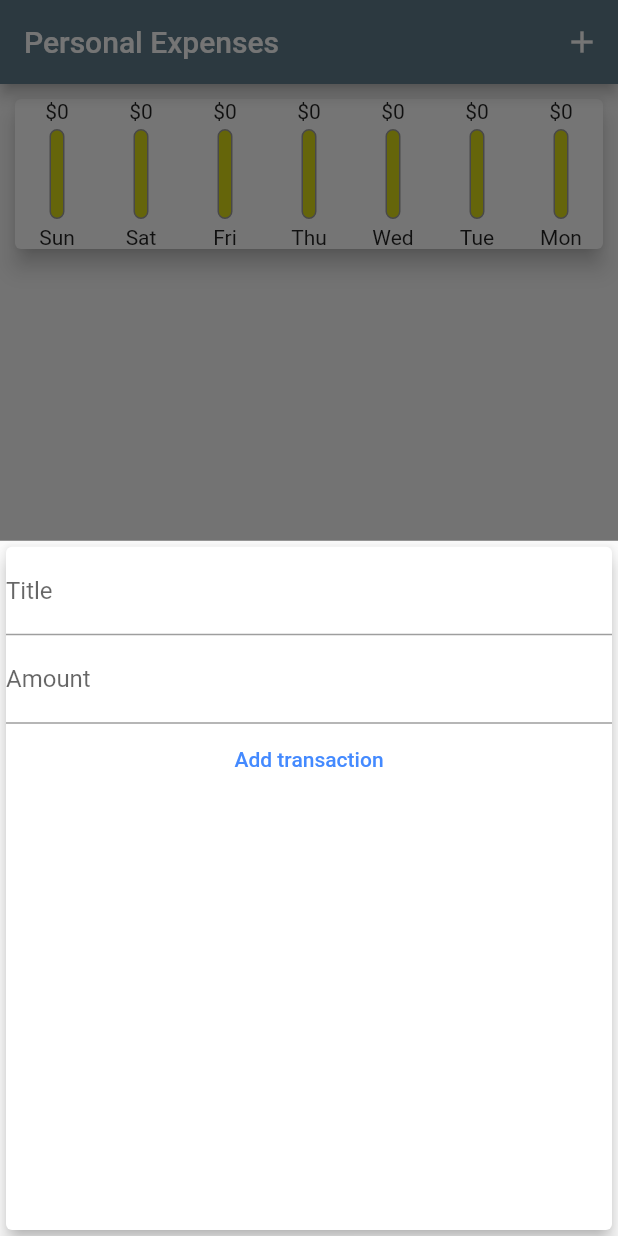
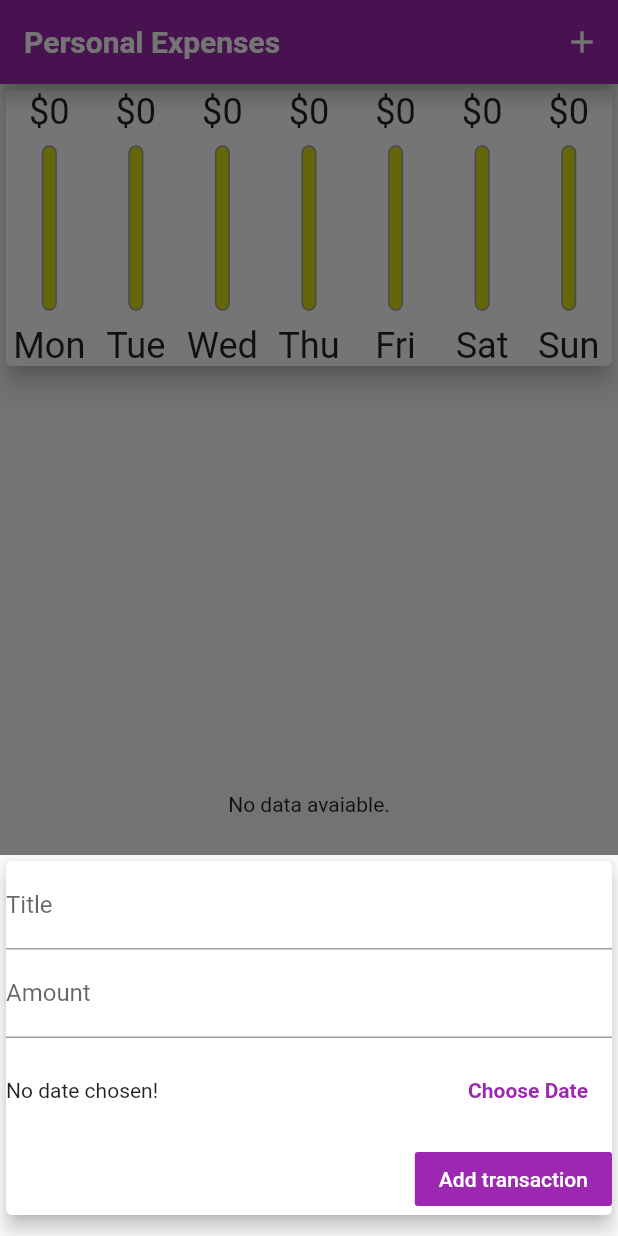
Before and after one commit to anukumarrag/flutter, a Flutter app: the screen it shows after launch, after a tap on the "add" icon, on a phone screen of 412 x 824 dp. Run offline on Flutter 3.47's test engine with Material 2 defaults, Android fonts, the phone set to English and light mode, and no system bars; Roboto replaces fonts that are missing (OpenSans, Quicksand).

Commit message:
final changes for expense app

```diff
--- a/lib/main.dart
+++ b/lib/main.dart
@@ -1,4 +1,5 @@
-import 'package:expense_app/widgets/chart.dart';
+import 'package:flutter/cupertino.dart';
+import '../widgets/chart.dart';
 
 import '../models/transaction.dart';
 import '../widgets/new_transaction.dart';
@@ -6,7 +7,14 @@ import '../widgets/transaction_list.dart';
 
 import 'package:flutter/material.dart';
 
-void main() => runApp(MyApp());
+void main() {
+  // WidgetsFlutterBinding.ensureInitialized();
+  // SystemChrome.setPreferredOrientations([
+  //   DeviceOrientation.portraitUp,
+  //   DeviceOrientation.portraitDown,
+  // ]);
+  runApp(MyApp());
+}
 
 class MyApp extends StatelessWidget {
   @override
@@ -14,10 +22,26 @@ class MyApp extends StatelessWidget {
     return MaterialApp(
       title: 'Expenses',
       theme: ThemeData(
-        appBarTheme: AppBarTheme(backgroundColor: Colors.blueGrey),
-        primaryColor: Colors.green,
-        primarySwatch: Colors.blueGrey,
-        buttonColor: Colors.blueGrey,
+        primarySwatch: Colors.purple,
+        accentColor: Colors.amber,
+        fontFamily: 'Quicksand',
+        textTheme: ThemeData.light().textTheme.copyWith(
+              button: TextStyle(color: Colors.white),
+              title: TextStyle(
+                fontFamily: 'OpenSans',
+                fontWeight: FontWeight.bold,
+                fontSize: 18,
+              ),
+            ),
+        appBarTheme: AppBarTheme(
+          textTheme: ThemeData.light().textTheme.copyWith(
+              title: TextStyle(
+                fontFamily: 'OpenSans',
+                fontSize: 20,
+                fontWeight: FontWeight.bold,
+              ),
+              button: TextStyle(color: Colors.white)),
+        ),
       ),
       home: MyHomePage(),
       debugShowCheckedModeBanner: false,
@@ -33,15 +57,37 @@ class MyHomePage extends StatefulWidget {
 class _MyHomePageState extends State<MyHomePage> {
   final List<Transaction> _userTransactions = [];
 
-  void _addNewTransaction(String title, double amount) {
+  bool _showChart = false;
+
+  void _addNewTransaction(String title, double amount, DateTime date) {
     final Transaction txn = Transaction(
-        ids: DateTime.now().toString(),
+      ids: date.toString(),
       title: title,
       amount: amount,
-        date: DateTime.now());
+      date: date,
+    );
 
     setState(() {
       _userTransactions.add(txn);
+    });
+  }
+
+  void _deletedTx(String id) {
+    setState(() {
+      _userTransactions.removeWhere((tx) => tx.ids == id);
+    });
+  }
+
+  void _copydTx(String id) {
+    Transaction t = _userTransactions.firstWhere((tx) => tx.ids == id);
+    Transaction _copyTx = Transaction(
+        ids: DateTime.now().toString(),
+        title: t.title + 'copy',
+        amount: t.amount,
+        date: t.date.subtract(Duration(days: 1)));
+
+    setState(() {
+      _userTransactions.add(_copyTx);
     });
   }
 
@@ -70,23 +116,70 @@ class _MyHomePageState extends State<MyHomePage> {
 
   @override
   Widget build(BuildContext context) {
-    return Scaffold(
-      appBar: AppBar(
+    final mediaQuery = MediaQuery.of(context);
+    bool isLandscape = mediaQuery.orientation == Orientation.landscape;
+    final appBar = AppBar(
       title: Text('Personal Expenses'),
+      elevation: 5,
       actions: <Widget>[
         IconButton(
           icon: Icon(Icons.add_outlined),
           onPressed: () => _startAddNewTx(context),
         )
       ],
-      ),
+    );
+
+    final txList = Container(
+      height: (mediaQuery.size.height -
+              appBar.preferredSize.height -
+              mediaQuery.padding.top) *
+          .75,
+      child: TransactionList(_userTransactions, _deletedTx, _copydTx),
+    );
+
+    return Scaffold(
+      appBar: appBar,
       body: SingleChildScrollView(
         child: Column(
           //mainAxisAlignment: MainAxisAlignment.start,
           crossAxisAlignment: CrossAxisAlignment.stretch,
           children: <Widget>[
-            Chart(_recentTransaction),
-            TransactionList(_userTransactions),
+            if (isLandscape)
+              Container(
+                child: Row(
+                  mainAxisAlignment: MainAxisAlignment.center,
+                  children: [
+                    Text("Show Chart"),
+                    Switch.adaptive(
+                        activeColor: Colors.green,
+                        value: _showChart,
+                        onChanged: (val) {
+                          setState(() {
+                            _showChart = val;
+                          });
+                        }),
+                  ],
+                ),
+              ),
+            if (isLandscape)
+              _showChart
+                  ? Container(
+                      height: (mediaQuery.size.height -
+                              appBar.preferredSize.height -
+                              mediaQuery.padding.top) *
+                          .25,
+                      child: Chart(_recentTransaction),
+                    )
+                  : txList,
+            if (!isLandscape)
+              Container(
+                height: (mediaQuery.size.height -
+                        appBar.preferredSize.height -
+                        mediaQuery.padding.top) *
+                    .25,
+                child: Chart(_recentTransaction),
+              ),
+            if (!isLandscape) txList,
           ],
         ),
       ),
--- a/lib/widgets/chart.dart
+++ b/lib/widgets/chart.dart
@@ -22,7 +22,7 @@ class Chart extends StatelessWidget {
       }
 
       return {'day': DateFormat.E().format(weekDay), 'amount': totalSum};
-    });
+    }).reversed.toList();
   }
 
   double get totalSpending {
@@ -34,9 +34,11 @@ class Chart extends StatelessWidget {
   @override
   Widget build(BuildContext context) {
     print(grouppedTransactionsValue);
-    return Card(
+    return Container(
+      height: MediaQuery.of(context).size.height * 0.4,
+      child: Card(
         elevation: 6,
-      margin: EdgeInsets.all(10),
+        //margin: EdgeInsets.all(10),
         child: Row(
           children: grouppedTransactionsValue.map((data) {
             return Flexible(
@@ -51,6 +53,7 @@ class Chart extends StatelessWidget {
             );
           }).toList(),
         ),
+      ),
     );
   }
 }
--- a/lib/widgets/chart_bar.dart
+++ b/lib/widgets/chart_bar.dart
@@ -9,16 +9,21 @@ class ChartBar extends StatelessWidget {
 
   @override
   Widget build(BuildContext context) {
+    return LayoutBuilder(
+      builder: (context, constraints) {
         return Column(
           children: [
-        FittedBox(
+            Container(
+              height: constraints.maxHeight * .15,
+              child: FittedBox(
                 child: Text('\$${spreadingAmount.toStringAsFixed(0)}'),
               ),
+            ),
             SizedBox(
-          height: 4,
+              height: constraints.maxHeight * .05,
             ),
             Container(
-          height: 60,
+              height: constraints.maxHeight * 0.6,
               width: 10,
               child: Stack(children: [
                 Container(
@@ -40,10 +45,17 @@ class ChartBar extends StatelessWidget {
               ]),
             ),
             SizedBox(
-          height: 4,
+              height: constraints.maxHeight * .05,
             ),
-        Text(label),
+            Container(
+              height: constraints.maxHeight * .15,
+              child: FittedBox(
+                child: Text(label),
+              ),
+            ),
           ],
+        );
+      },
     );
   }
 }
--- a/lib/widgets/new_transaction.dart
+++ b/lib/widgets/new_transaction.dart
@@ -1,4 +1,5 @@
 import 'package:flutter/material.dart';
+import 'package:intl/intl.dart';
 
 class NewTransaction extends StatefulWidget {
   final Function _addNewTransaction;
@@ -9,44 +10,94 @@ class NewTransaction extends StatefulWidget {
 }
 
 class _NewTransactionState extends State<NewTransaction> {
-  final titleController = TextEditingController();
-  final amountController = TextEditingController();
+  final _titleController = TextEditingController();
+  final _amountController = TextEditingController();
+  var _selectedDate;
 
-  void submitData() {
-    final titleText = titleController.text;
-    final amount = double.parse(amountController.text);
-    if (titleText.isEmpty || amount <= 0) {
+  void _submitData() {
+    final _titleText = _titleController.text;
+    final _amount = double.parse(_amountController.text);
+
+    if (_titleText.isEmpty || _amount <= 0 || _selectedDate == null) {
       return;
     }
 
-    widget._addNewTransaction(titleText, amount);
+    widget._addNewTransaction(_titleText, _amount, _selectedDate);
     Navigator.of(context).pop();
+  }
+
+  void _presentDatePicker() {
+    showDatePicker(
+            context: context,
+            initialDate: DateTime.now(),
+            firstDate: DateTime(2019),
+            lastDate: DateTime.now())
+        .then((pickedDate) {
+      if (pickedDate == null)
+        return;
+      else
+        setState(() {
+          _selectedDate = pickedDate;
+        });
+    });
   }
 
   @override
   Widget build(BuildContext context) {
-    return Card(
+    return SingleChildScrollView(
+      padding: EdgeInsets.only(
+        left: 0,
+        right: 0,
+        top: 0,
+        bottom: MediaQuery.of(context).viewInsets.bottom + 10,
+      ),
+      child: Card(
         elevation: 5,
         child: Column(
-        crossAxisAlignment: CrossAxisAlignment.center,
+          crossAxisAlignment: CrossAxisAlignment.end,
           children: [
             TextField(
-              controller: titleController,
+                controller: _titleController,
                 decoration: InputDecoration(
                   labelText: 'Title',
                 )),
             TextField(
-            controller: amountController,
+              controller: _amountController,
               keyboardType: TextInputType.number,
               decoration: InputDecoration(labelText: 'Amount'),
             ),
+            Container(
+              height: 70,
+              child: Row(
+                mainAxisAlignment: MainAxisAlignment.start,
+                children: [
+                  Expanded(
+                    child: Text(
+                      _selectedDate == null
+                          ? 'No date chosen!'
+                          : DateFormat.yMEd().format(_selectedDate),
+                    ),
+                  ),
+                  FlatButton(
+                    onPressed: _presentDatePicker,
+                    child: Text(
+                      'Choose Date',
+                      style: TextStyle(fontWeight: FontWeight.bold),
+                    ),
+                    textColor: Theme.of(context).primaryColor,
+                  )
+                ],
+              ),
+            ),
             FlatButton(
               focusColor: Colors.grey,
-            onPressed: submitData,
+              onPressed: _submitData,
               child: Text('Add transaction'),
-            textColor: Colors.blueAccent,
+              color: Theme.of(context).primaryColor,
+              textColor: Theme.of(context).textTheme.button!.color,
             )
           ],
+        ),
       ),
     );
   }
```
Also changed, not shown: lib/widgets/transaction_list.dart (+39 -40 lines), 7 other files. Lines whose indentation alone changed are shown as unchanged.
